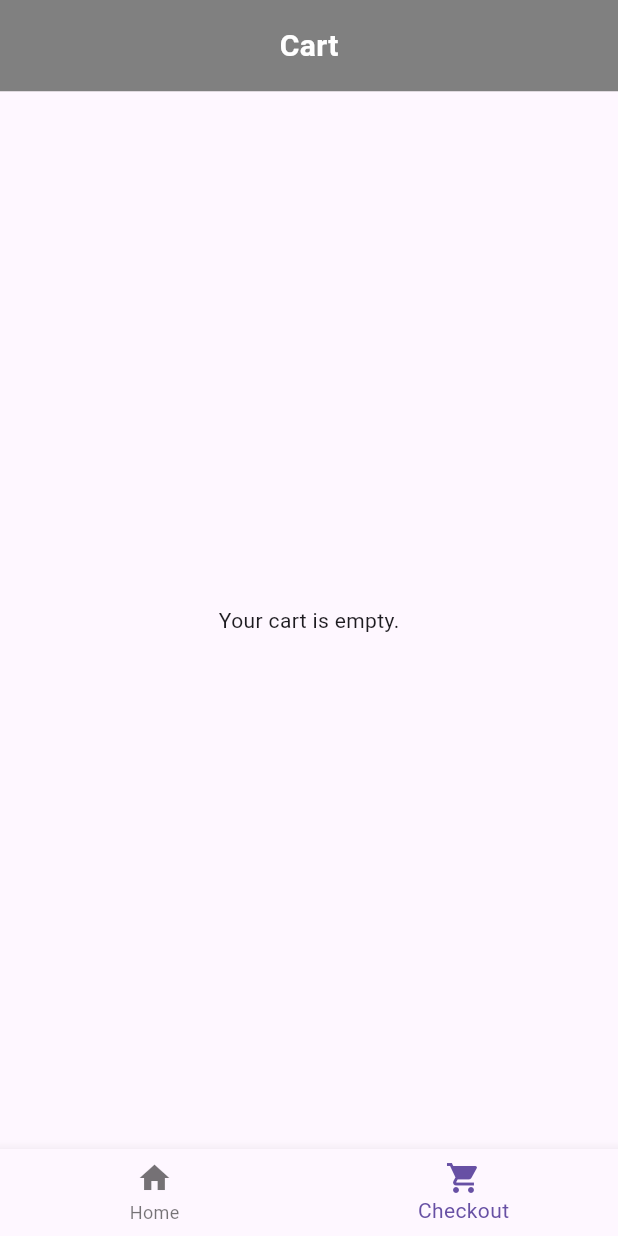
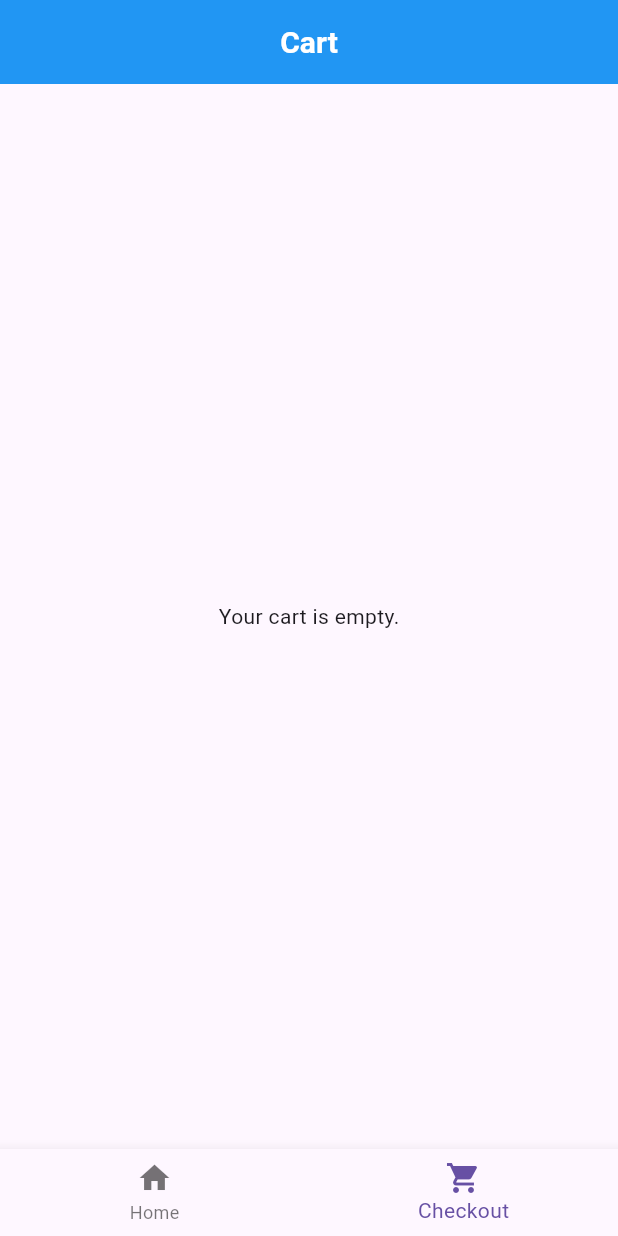
Before and after one commit to Kellytomi/Shopping-App, a Flutter app: the screen it shows after launch, item 2 of the bottom bar chosen, on a phone screen of 412 x 824 dp. Run offline on Flutter 3.47's test engine with Material 3 defaults, Android fonts, the phone set to English and light mode, and no system bars.

Commit message:
Changed the app bar color

```diff
--- a/lib/Pages/checkout_page.dart
+++ b/lib/Pages/checkout_page.dart
@@ -144,8 +144,8 @@ class CheckoutPage extends StatelessWidget {
                 width: double.infinity,
                 child: ElevatedButton(
                   style: ElevatedButton.styleFrom(
-                    backgroundColor: Colors.orange,
-                    foregroundColor: Colors.white,
+                    backgroundColor: Colors.blue, // Background color
+                    foregroundColor: Colors.white, // Text color
                   ),
                   onPressed: () {
                     Navigator.push(
--- a/lib/Pages/home_page.dart
+++ b/lib/Pages/home_page.dart
@@ -44,24 +44,20 @@ class _MyHomePageState extends State<MyHomePage> {
     ];
 
     return Scaffold(
-      body: Column(
-        children: [
-          Container(
-            color: Color(0xFF808080), // Changed to shade of grey
-            padding: EdgeInsets.only(top: MediaQuery.of(context).padding.top),
-            child: Padding(
-              padding: const EdgeInsets.all(16.0),
-              child: Center(
-                child: Text(
-                  _selectedIndex == 0 ? 'Products' : 'Cart',
-                  style: TextStyle(color: Colors.white, fontSize: 20, fontWeight: FontWeight.bold),
-                ),
+      appBar: AppBar(
+        backgroundColor: Colors.blue, // Updated app bar color
+        title: _selectedIndex == 0
+            ? Text(
+                'Products',
+                style: TextStyle(fontWeight: FontWeight.bold, fontSize: 20, color: Colors.white),
+              )
+            : Text(
+                'Cart',
+                style: TextStyle(fontWeight: FontWeight.bold, fontSize: 20, color: Colors.white),
               ),
-            ),
-          ),
-          Expanded(child: _screens[_selectedIndex]),
-        ],
+        centerTitle: true,
       ),
+      body: _screens[_selectedIndex],
       bottomNavigationBar: Consumer<ShoppingCart>(
         builder: (context, cart, child) {
           return BottomNavigationBar(
@@ -91,7 +87,7 @@ class _MyHomePageState extends State<MyHomePage> {
                             '${cart.itemCount}',
                             style: TextStyle(
                               color: Colors.white,
-                              fontSize: 8,
+                              fontSize: 10, // Adjusted size to be readable but not too big
                               fontWeight: FontWeight.bold,
                             ),
                             textAlign: TextAlign.center,
--- a/lib/Pages/order_success.dart
+++ b/lib/Pages/order_success.dart
@@ -2,7 +2,7 @@ import 'package:flutter/material.dart';
 import 'package:provider/provider.dart';
 import 'package:intl/intl.dart';
 import '../main.dart'; // Import to access ShoppingCart class
-import 'home_page.dart'; // Import the home page
+import 'home_page.dart'; // Import to access MyHomePage
 
 class OrderSuccessPage extends StatelessWidget {
   @override
--- a/lib/main.dart
+++ b/lib/main.dart
@@ -59,6 +59,7 @@ class MyApp extends StatelessWidget {
       create: (_) => ShoppingCart(),
       child: MaterialApp(
         title: 'Shopping App',
+        debugShowCheckedModeBanner: false,
         theme: ThemeData(
           primarySwatch: Colors.blue,
         ),
```
